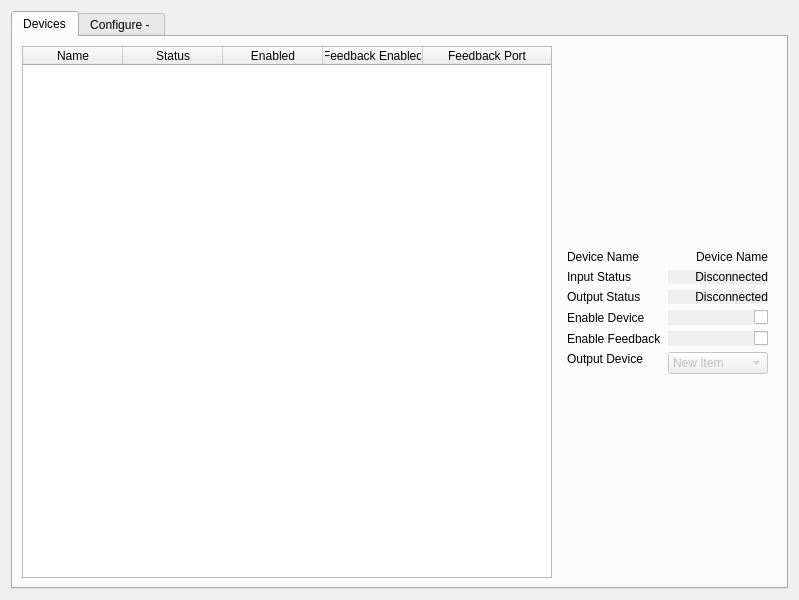
Old version of the form src/forms/plugin-window.ui in the repository ogmkp/obs-midi.
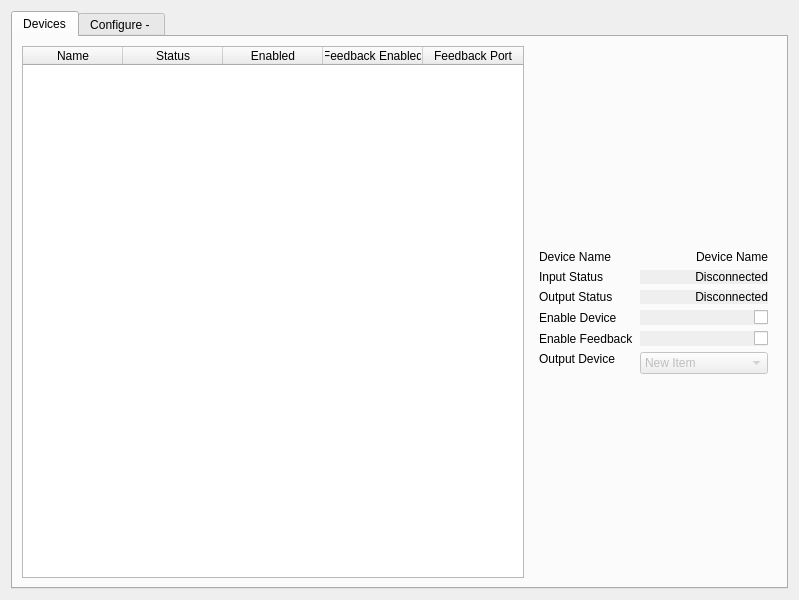
New version of the form.

Patch:
```diff
--- a/src/forms/plugin-window.ui
+++ b/src/forms/plugin-window.ui
@@ -35,6 +35,12 @@
        </property>
        <item row="0" column="0">
         <widget class="QTableWidget" name="tableWidget">
+         <property name="sizePolicy">
+          <sizepolicy hsizetype="Fixed" vsizetype="MinimumExpanding">
+           <horstretch>0</horstretch>
+           <verstretch>0</verstretch>
+          </sizepolicy>
+         </property>
          <property name="layoutDirection">
           <enum>Qt::LeftToRight</enum>
          </property>
@@ -47,6 +53,12 @@
          <property name="sizeAdjustPolicy">
           <enum>QAbstractScrollArea::AdjustToContents</enum>
          </property>
+         <property name="selectionBehavior">
+          <enum>QAbstractItemView::SelectRows</enum>
+         </property>
+         <attribute name="horizontalHeaderMinimumSectionSize">
+          <number>80</number>
+         </attribute>
          <attribute name="horizontalHeaderStretchLastSection">
           <bool>true</bool>
          </attribute>
```
